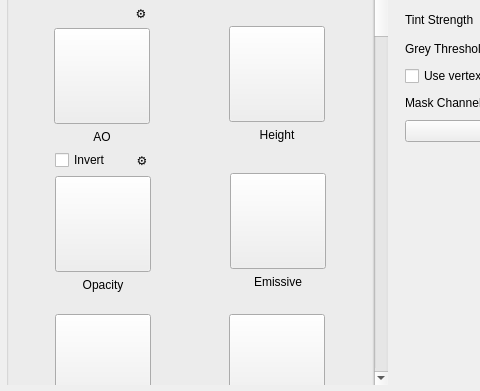
The window that ui/TextureMappingPanel.ui (01Hub/ModelViewer) describes before a commit, drawn with Qt 5; both pictures show x 0 to 480 and y 323 to 714 of the 699 by 714 pixel window.
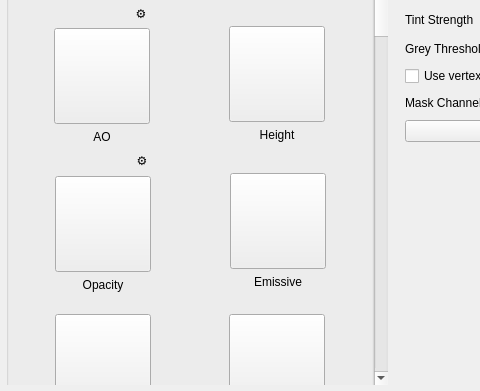
The same window after the commit. Custom widgets are drawn as their Qt base class.

Commit message: Removed redundant invert check box. Opacity inversion is handled via Channel Packing dialog.

```diff
--- a/ui/TextureMappingPanel.ui
+++ b/ui/TextureMappingPanel.ui
@@ -52,7 +52,7 @@
         <x>0</x>
         <y>0</y>
         <width>396</width>
-        <height>1518</height>
+        <height>1514</height>
        </rect>
       </property>
       <layout class="QVBoxLayout" name="vboxLeft">
@@ -792,11 +792,17 @@
                <number>0</number>
               </property>
               <item>
-               <widget class="QCheckBox" name="invertOpacityCheck">
-                <property name="text">
-                 <string>Invert</string>
+               <spacer name="horizontalSpacer_30">
+                <property name="orientation">
+                 <enum>Qt::Orientation::Horizontal</enum>
                 </property>
-               </widget>
+                <property name="sizeHint" stdset="0">
+                 <size>
+                  <width>40</width>
+                  <height>20</height>
+                 </size>
+                </property>
+               </spacer>
               </item>
               <item>
                <widget class="QToolButton" name="gearOpacity">
```
The commit also changes 1 other file.
